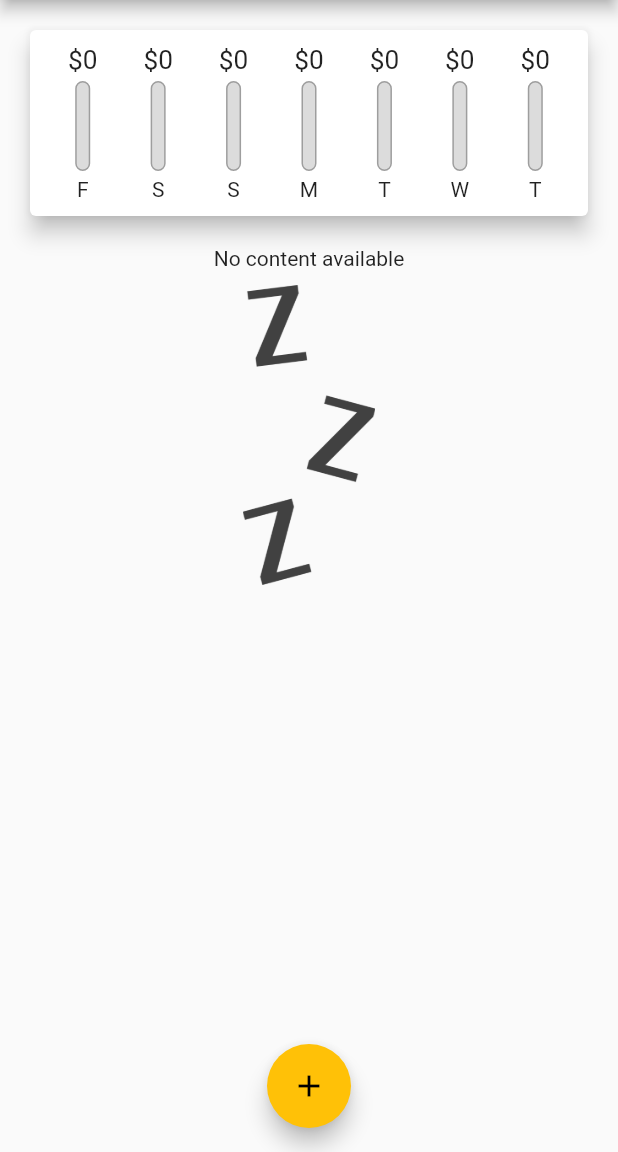
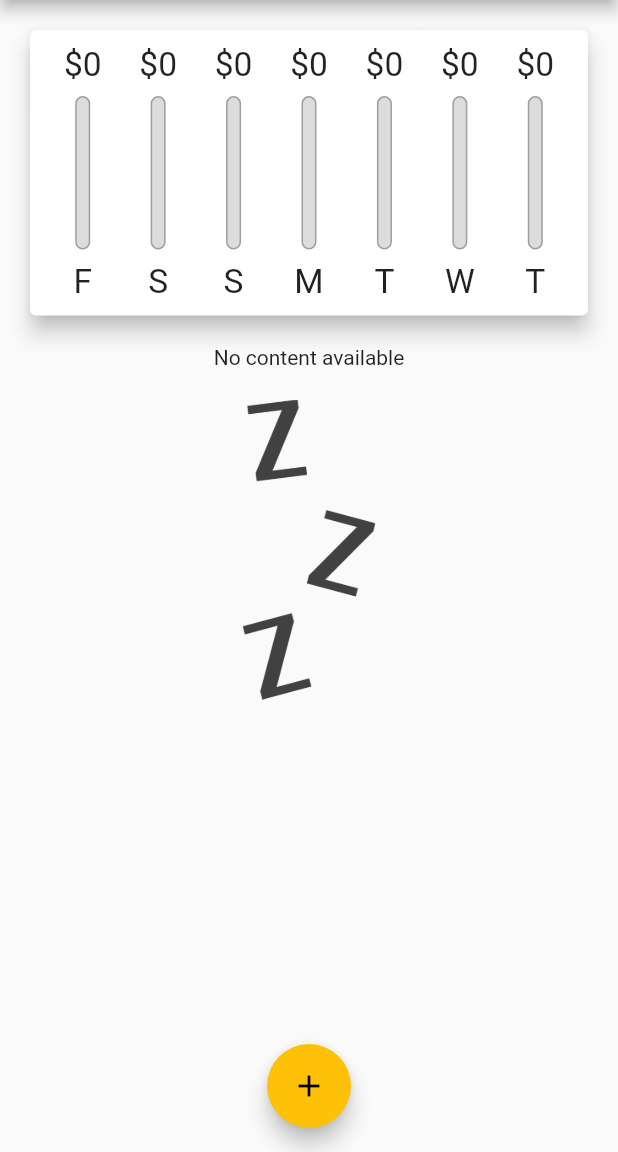
Before and after one commit to jandiralceu/expense_planner, a Flutter app: the screen it shows after launch, on a phone screen of 412 x 824 dp, the part 84-1236 px from its top. Run offline on Flutter 3.47's test engine with Material 2 defaults, Android fonts, the phone set to English and light mode, and no system bars.

Commit message:
feat: add responsiviness to portrait mode

```diff
--- a/lib/main.dart
+++ b/lib/main.dart
@@ -48,25 +48,39 @@ class _MyAppState extends State<MyApp> {
 
   @override
   Widget build(BuildContext context) {
+    final appBar = AppBar(
+      title: const Text('Personal Expenses'),
+      actions: [
+        IconButton(
+          onPressed: () => _startAddNewTransaction(context),
+          icon: const Icon(Icons.add),
+        ),
+      ],
+    );
+
     return MaterialApp(
       home: Builder(
         builder: (BuildContext context) {
           return Scaffold(
-            appBar: AppBar(
-              title: const Text('Personal Expenses'),
-              actions: [
-                IconButton(
-                  onPressed: () => _startAddNewTransaction(context),
-                  icon: const Icon(Icons.add),
-                ),
-              ],
-            ),
+            appBar: appBar,
             body: SingleChildScrollView(
               child: Column(
                 crossAxisAlignment: CrossAxisAlignment.stretch,
                 children: [
-                  Chart(_transactions),
-                  TransactionList(_transactions, _deleteTransaction),
+                  SizedBox(
+                    height: (MediaQuery.of(context).size.height -
+                            appBar.preferredSize.height -
+                            MediaQuery.of(context).padding.top) *
+                        0.3,
+                    child: Chart(_transactions),
+                  ),
+                  SizedBox(
+                      height: (MediaQuery.of(context).size.height -
+                              appBar.preferredSize.height -
+                              MediaQuery.of(context).padding.top) *
+                          0.7,
+                      child:
+                          TransactionList(_transactions, _deleteTransaction)),
                 ],
               ),
             ),
--- a/lib/widgets/chart.dart
+++ b/lib/widgets/chart.dart
@@ -51,7 +51,7 @@ class Chart extends StatelessWidget {
         child: Row(
           mainAxisAlignment: MainAxisAlignment.spaceAround,
           children: groupedTransactionValues.map(
-            (transaction) {
+                (transaction) {
               return Flexible(
                 fit: FlexFit.tight,
                 child: ChartBar(
--- a/lib/widgets/chart_bar.dart
+++ b/lib/widgets/chart_bar.dart
@@ -12,19 +12,20 @@ class ChartBar extends StatelessWidget {
 
   @override
   Widget build(BuildContext context) {
+    return LayoutBuilder(builder: (ctx, constraints) {
       return Column(
         children: [
           SizedBox(
-          height: 20,
+            height: constraints.maxHeight * 0.15,
             child: FittedBox(
               child: Text('\$${spendingAmount.toStringAsFixed(0)}'),
             ),
           ),
-        const SizedBox(
-          height: 4,
+          SizedBox(
+            height: constraints.maxHeight * 0.05,
           ),
           SizedBox(
-          height: 60,
+            height: constraints.maxHeight * 0.6,
             width: 10,
             child: Stack(
               children: [
@@ -50,11 +51,17 @@ class ChartBar extends StatelessWidget {
               ],
             ),
           ),
-        const SizedBox(
-          height: 4,
+          SizedBox(
+            height: constraints.maxHeight * 0.05,
           ),
-        Text(label),
+          SizedBox(
+            height: constraints.maxHeight * 0.15,
+            child: FittedBox(
+              child: Text(label),
+            ),
+          ),
         ],
       );
+    });
   }
 }
--- a/lib/widgets/no_transactions.dart
+++ b/lib/widgets/no_transactions.dart
@@ -9,7 +9,7 @@ class NoTransactions extends StatelessWidget {
       children: [
         const Text('No content available'),
         const SizedBox(
-          height: 10,
+          height: 20,
         ),
         SizedBox(
           height: 200,
--- a/lib/widgets/transaction_list.dart
+++ b/lib/widgets/transaction_list.dart
@@ -13,9 +13,7 @@ class TransactionList extends StatelessWidget {
 
   @override
   Widget build(BuildContext context) {
-    return SizedBox(
-      height: 450,
-      child: transactions.isEmpty
+    return transactions.isEmpty
         ? const NoTransactions()
         : ListView.builder(
             itemBuilder: (context, index) {
@@ -47,14 +45,12 @@ class TransactionList extends StatelessWidget {
                   trailing: IconButton(
                     icon: const Icon(Icons.delete),
                     color: Theme.of(context).errorColor,
-                      onPressed: () =>
-                          deleteTransaction(transactions[index].id),
+                    onPressed: () => deleteTransaction(transactions[index].id),
                   ),
                 ),
               );
             },
             itemCount: transactions.length,
-            ),
           );
   }
 }
```
Lines whose indentation alone changed are shown as unchanged.
